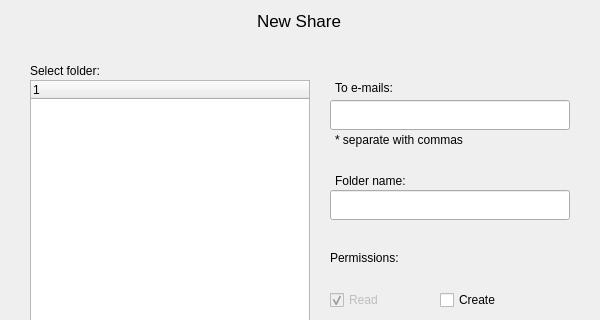
pcloudcom/pfs-gui, file pCloud/sharefolderwindow.ui: the form before one commit; both pictures show x 0 to 600 and y 0 to 320 of the 600 by 500 pixel window.
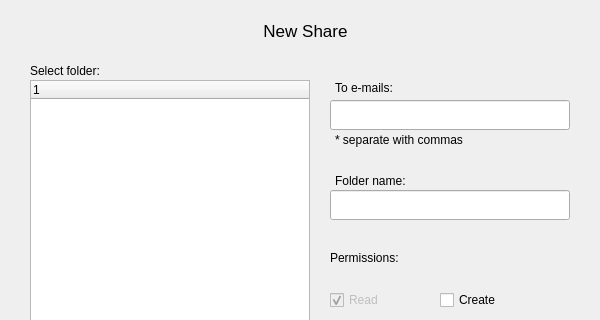
The form after the commit.

```diff
--- a/pCloud/sharefolderwindow.ui
+++ b/pCloud/sharefolderwindow.ui
@@ -194,9 +194,9 @@
    <widget class="QLabel" name="label_4">
     <property name="geometry">
      <rect>
-      <x>257</x>
-      <y>10</y>
-      <width>91</width>
+      <x>170</x>
+      <y>20</y>
+      <width>271</width>
       <height>21</height>
      </rect>
     </property>
@@ -208,6 +208,9 @@
     <property name="text">
      <string>New Share</string>
     </property>
+    <property name="alignment">
+     <set>Qt::AlignCenter</set>
+    </property>
    </widget>
    <widget class="QLabel" name="label_5">
     <property name="geometry">
```
